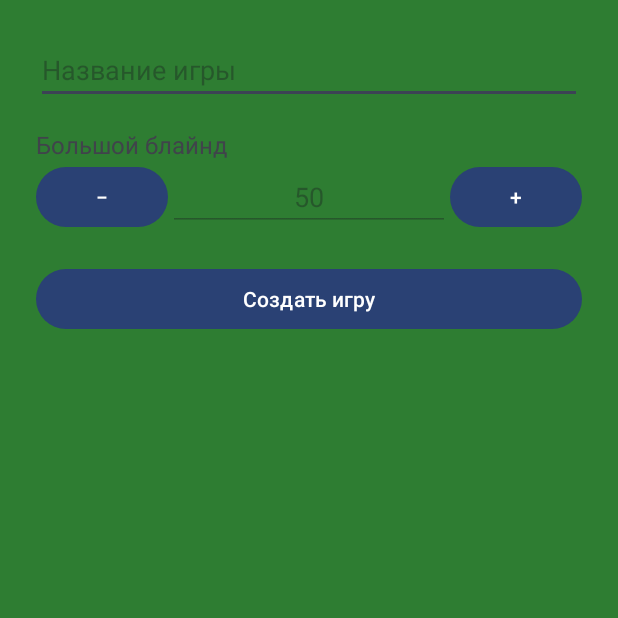
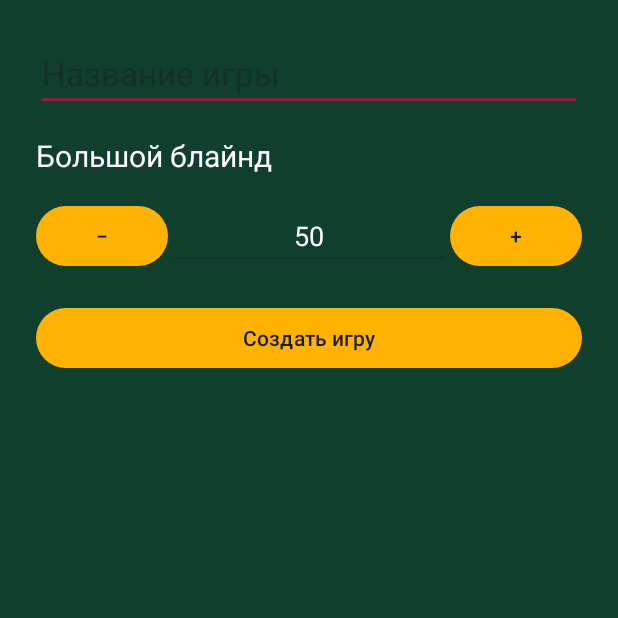
Before and after one commit to tinrenf/VLADA4-S-POKER, an Android app: the CreateGameActivity screen opened directly, with no data from a screen before it, on a phone screen of 412 x 824 dp, the top half of it. Run offline under Robolectric (Android 15) with nearby library versions, the phone set to English and light mode, and no system bars; our stand-ins replace Firebase (no records; nobody signed in at launch, a user with empty details on screens opened directly).

Commit message:
цвет не полное г......

```diff
--- a/app/src/main/java/com/example/poker/GameActivity.java
+++ b/app/src/main/java/com/example/poker/GameActivity.java
@@ -18,6 +18,8 @@ import android.widget.*;
 import java.util.concurrent.atomic.AtomicInteger;
 import com.google.firebase.firestore.FieldValue;
 import androidx.appcompat.app.AlertDialog;
+import androidx.core.content.ContextCompat;
+
 import android.annotation.SuppressLint;
 
 public class GameActivity extends AppCompatActivity {
@@ -956,7 +958,7 @@ public class GameActivity extends AppCompatActivity {
                                 tv.setTextColor(Color.RED);
                                 tv.setTypeface(null, Typeface.BOLD);
                             } else {
-                                tv.setTextColor(Color.BLACK);
+                                tv.setTextColor(ContextCompat.getColor(this, R.color.colorOnBackground));
                                 tv.setTypeface(null, Typeface.NORMAL);
                             }
                         })
--- a/app/src/main/java/com/example/poker/MyApplication.java
+++ b/app/src/main/java/com/example/poker/MyApplication.java
@@ -9,6 +9,6 @@ public class MyApplication extends Application {
     public void onCreate() {
         super.onCreate();
 
-        DynamicColors.applyToActivitiesIfAvailable(this);
+//        DynamicColors.applyToActivitiesIfAvailable(this);
     }
 }
--- a/app/src/main/res/layout/activity_create_game.xml
+++ b/app/src/main/res/layout/activity_create_game.xml
@@ -9,20 +9,24 @@
         android:layout_width="match_parent"
         android:layout_height="wrap_content"
         android:hint="Название игры"
+        android:textColor="@color/colorOnBackground"
+        android:textSize="22sp"
         android:maxLength="20" />
 
     <com.google.android.material.textview.MaterialTextView
         android:layout_width="match_parent"
         android:layout_height="wrap_content"
         android:text="Большой блайнд"
+        android:textColor="@color/colorOnBackground"
         android:layout_marginTop="16dp"
-        android:textSize="16sp"/>
+        android:textSize="20sp"/>
 
     <LinearLayout
         android:orientation="horizontal"
         android:layout_width="match_parent"
         android:layout_height="wrap_content"
-        android:gravity="center_vertical">
+        android:gravity="center_vertical"
+        android:layout_marginTop="16dp">
 
         <com.google.android.material.button.MaterialButton
             android:id="@+id/buttonDecrease"
@@ -38,6 +42,7 @@
             android:inputType="number"
             android:enabled="false"
             android:gravity="center"
+            android:textColor="@color/colorOnBackground"
             android:text="50" />
 
         <com.google.android.material.button.MaterialButton
--- a/app/src/main/res/layout/activity_login.xml
+++ b/app/src/main/res/layout/activity_login.xml
@@ -11,7 +11,8 @@
         android:layout_width="match_parent"
         android:layout_height="wrap_content"
         android:hint="Email"
-        android:inputType="textEmailAddress" />
+        android:inputType="textEmailAddress"
+        android:textColor="@color/colorOnBackground"/>
 
     <com.google.android.material.textfield.TextInputEditText
         android:id="@+id/password"
@@ -19,7 +20,8 @@
         android:layout_height="wrap_content"
         android:layout_marginTop="16dp"
         android:hint="Password"
-        android:inputType="textPassword" />
+        android:inputType="textPassword"
+        android:textColor="@color/colorOnBackground"/>
 
     <com.google.android.material.button.MaterialButton
         android:id="@+id/btnLogin"
--- a/app/src/main/res/layout/activity_main.xml
+++ b/app/src/main/res/layout/activity_main.xml
@@ -21,14 +21,14 @@
             android:layout_width="88dp"
             android:layout_height="104dp"
             android:padding="11dp"
-            android:background="@drawable/avatar_background"
             android:scaleType="centerCrop">
 
             <ImageView
+                android:background="@color/colorOnBackground"
                 android:id="@+id/playerAvatar"
                 android:src="@drawable/avatar_default"
                 android:layout_width="match_parent"
-                android:layout_height="match_parent" />
+                android:layout_height="match_parent"/>
 
         </com.google.android.material.card.MaterialCardView>
 
@@ -43,6 +43,7 @@
                 android:layout_width="wrap_content"
                 android:layout_height="wrap_content"
                 android:text="Игрок"
+                android:textColor="@color/colorOnBackground"
                 android:textSize="20sp"
                 android:textStyle="bold" />
 
@@ -51,6 +52,7 @@
                 android:layout_width="wrap_content"
                 android:layout_height="wrap_content"
                 android:text="Chips: 0"
+                android:textColor="@color/colorOnBackground"
                 android:textSize="18sp" />
         </LinearLayout>
     </LinearLayout>
--- a/app/src/main/res/values/colors.xml
+++ b/app/src/main/res/values/colors.xml
@@ -3,22 +3,23 @@
     <color name="black">#FF000000</color>
     <color name="white">#FFFFFFFF</color>
     <color name="green">#4CAF50</color>
+    <color name="lightGreen">#66BB6A</color>
 
-    <color name="primary">#2E3A4D</color>
-    <color name="onPrimary">#FFFFFF</color>
+    <color name="primary">#FFB300</color>
+    <color name="onPrimary">#1A1A1A</color>
     <color name="primaryContainer">#A5D6A7</color>
     <color name="onPrimaryContainer">#1B5E20</color>
 
-    <color name="secondary">#D4AF37</color>
-    <color name="onSecondary">#444444</color>
+    <color name="secondary">#8B1E3F</color>
+    <color name="onSecondary">#A0B9AE</color>
     <color name="secondaryContainer">#FFECB3</color>
     <color name="onSecondaryContainer">#5D4037</color>
 
-    <color name="error">#B00020</color>
+    <color name="error">#D32F2F</color>
     <color name="onError">#FFFFFF</color>
 
-    <color name="background">#2E7D32</color>
-    <color name="colorOnBackground">#000000</color>
-    <color name="surface">#FFECB3</color>
-    <color name="onSurface">#000000</color>
+    <color name="background">#103F2E</color>
+    <color name="colorOnBackground">#FFFFFF</color>
+    <color name="surface">#1E1E1E</color>
+    <color name="onSurface">#E0E0E0</color>
 </resources>
```
Also changed, not shown: app/src/main/res/layout/activity_game.xml (+16 -11 lines), app/src/main/res/layout/activity_register.xml (+6 -3 lines), app/src/main/res/layout/game_list_item.xml (+10 -5 lines).
